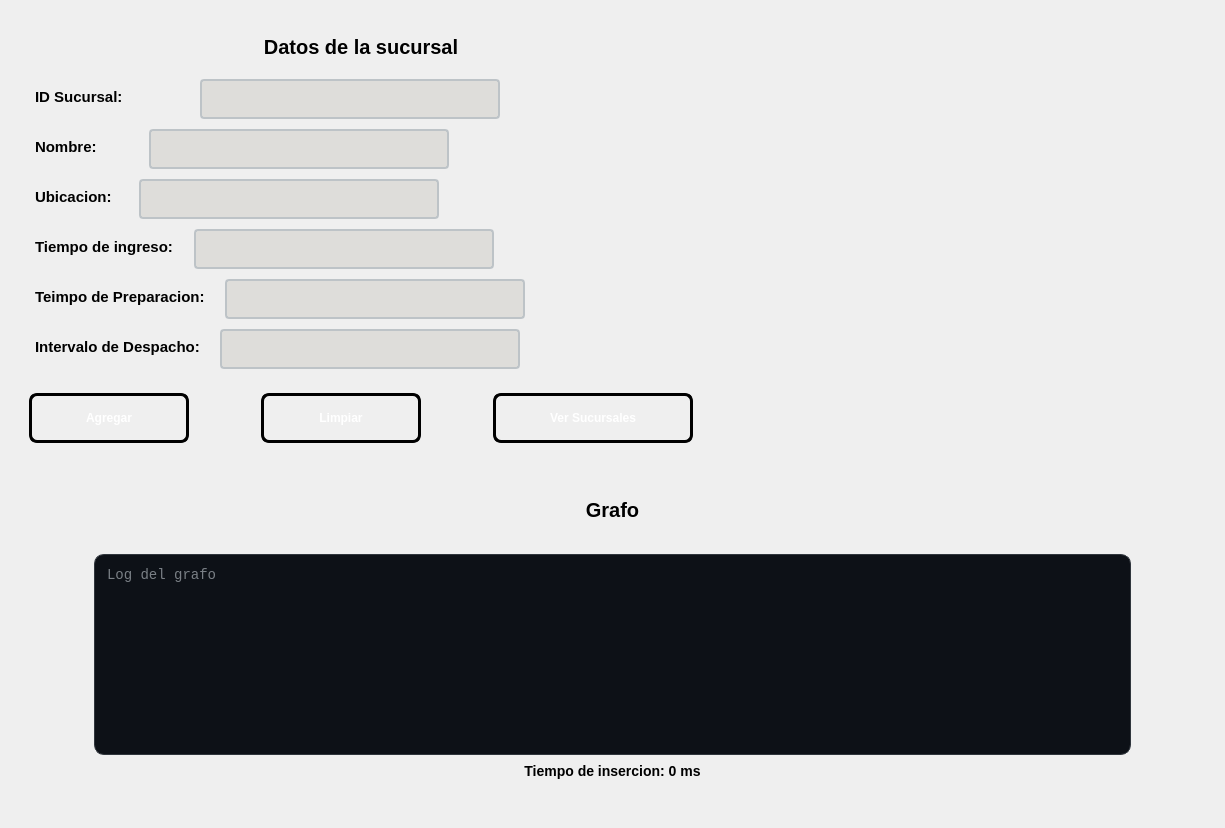
This is ui/inicio/pantallaagregarsucursal.ui in pablo-mald03/Proyecto-No2-EDD as Qt 5 draws it before an edit. The edited form follows.
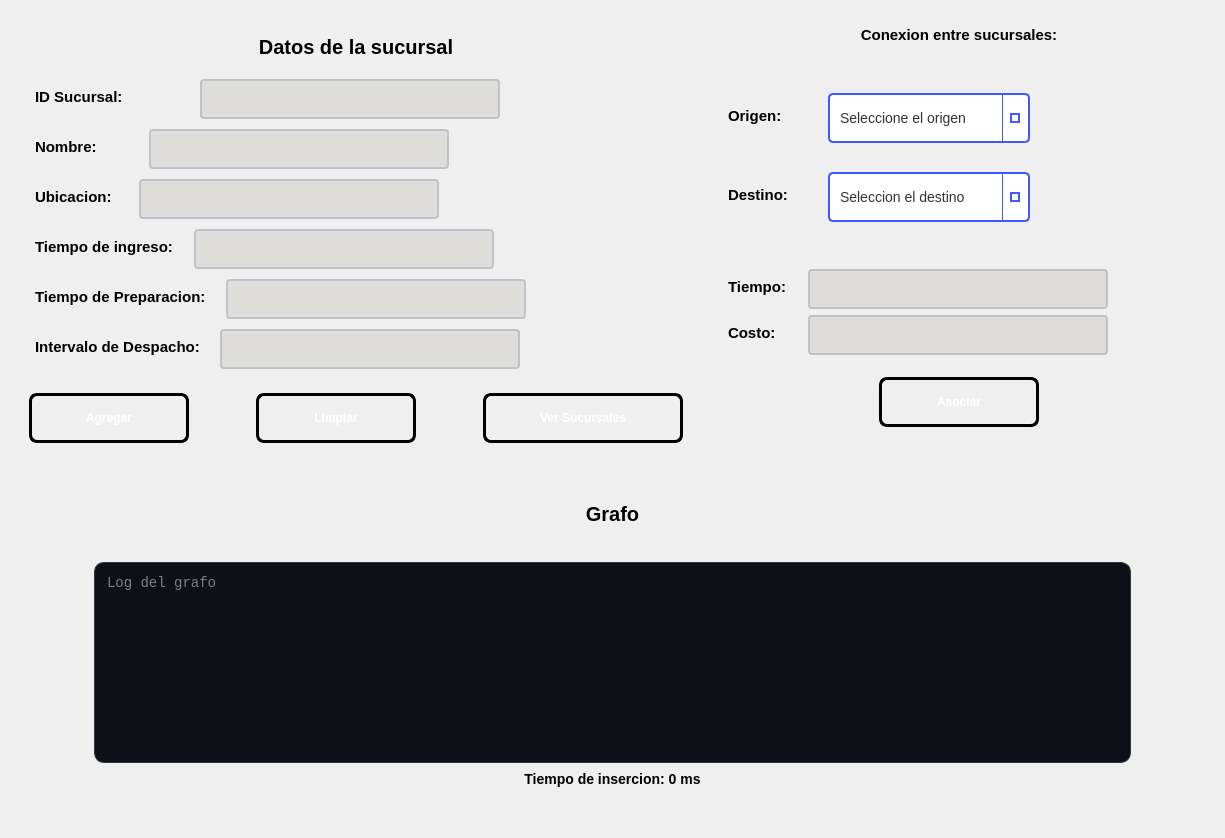
This is the edited form.

Commit message: Se ha integrado la comunicacion para asociar una conexion

The edit to the form file:
```diff
--- a/ui/inicio/pantallaagregarsucursal.ui
+++ b/ui/inicio/pantallaagregarsucursal.ui
@@ -7,7 +7,7 @@
     <x>0</x>
     <y>0</y>
     <width>1225</width>
-    <height>810</height>
+    <height>838</height>
    </rect>
   </property>
   <property name="windowTitle">
@@ -432,7 +432,7 @@
 </string>
                </property>
                <property name="text">
-                <string>Teimpo de Preparacion: </string>
+                <string>Tiempo de Preparacion: </string>
                </property>
                <property name="alignment">
                 <set>Qt::AlignmentFlag::AlignLeading|Qt::AlignmentFlag::AlignLeft|Qt::AlignmentFlag::AlignVCenter</set>
@@ -750,7 +750,517 @@
          <height>0</height>
         </size>
        </property>
-       <layout class="QVBoxLayout" name="verticalLayout_3"/>
+       <layout class="QVBoxLayout" name="verticalLayout_3">
+        <item>
+         <widget class="QLabel" name="labelSucursales">
+          <property name="maximumSize">
+           <size>
+            <width>16777215</width>
+            <height>35</height>
+           </size>
+          </property>
+          <property name="styleSheet">
+           <string notr="true">QLabel#labelSucursales {        
+ 
+    color: qlineargradient(x1:0, y1:0, x2:1, y2:1, 
+	stop:0 rgb(0, 0, 0), 
+	stop:1 rgb(77, 5, 57));
+
+  	 font-size: 15px;
+    font-weight: bold;
+    font-family: &quot;Segoe UI&quot;, Arial;
+    
+    background: transparent;
+    padding: 2px;
+    margin-bottom: 5px;
+}
+
+</string>
+          </property>
+          <property name="text">
+           <string>Conexion entre sucursales:</string>
+          </property>
+          <property name="alignment">
+           <set>Qt::AlignmentFlag::AlignCenter</set>
+          </property>
+         </widget>
+        </item>
+        <item>
+         <widget class="QWidget" name="widget_2" native="true">
+          <layout class="QVBoxLayout" name="verticalLayout_4">
+           <item>
+            <layout class="QHBoxLayout" name="horizontalLayout_6">
+             <item>
+              <widget class="QLabel" name="labelOrigen">
+               <property name="minimumSize">
+                <size>
+                 <width>100</width>
+                 <height>40</height>
+                </size>
+               </property>
+               <property name="styleSheet">
+                <string notr="true">QLabel#labelOrigen {        
+ 
+    color: qlineargradient(x1:0, y1:0, x2:1, y2:1, 
+	stop:0 rgb(0, 0, 0), 
+	stop:1 rgb(8, 2, 48));
+
+  	 font-size: 15px;
+    font-weight: bold;
+    font-family: &quot;Segoe UI&quot;, Arial;
+    
+    background: transparent;
+    padding: 2px;
+    margin-bottom: 5px;
+}
+
+</string>
+               </property>
+               <property name="text">
+                <string>Origen:</string>
+               </property>
+               <property name="alignment">
+                <set>Qt::AlignmentFlag::AlignLeading|Qt::AlignmentFlag::AlignLeft|Qt::AlignmentFlag::AlignVCenter</set>
+               </property>
+              </widget>
+             </item>
+             <item>
+              <widget class="QComboBox" name="comboOrigen">
+               <property name="minimumSize">
+                <size>
+                 <width>290</width>
+                 <height>50</height>
+                </size>
+               </property>
+               <property name="styleSheet">
+                <string notr="true">
+QComboBox {
+    border: 2px solid #3d5afe;
+    border-radius: 5px;
+    padding: 5px 10px;
+    background-color: #ffffff;
+    color: #333333;
+    font-size: 14px;
+    min-width: 150px;
+}
+
+QComboBox::drop-down {
+    subcontrol-origin: padding;
+    subcontrol-position: top right;
+    width: 25px;
+    border-left: 1px solid #3d5afe; 
+}
+
+QComboBox::down-arrow {
+    border: 2px solid #3d5afe;
+    width: 6px;
+    height: 6px;
+    background: transparent;
+}
+
+QComboBox QAbstractItemView {
+    border: 2px solid #3d5afe;
+    background-color: #ffffff;
+    selection-background-color: #3d5afe; 
+    selection-color: #ffffff;            
+    outline: 0px;                       
+}
+
+QComboBox QAbstractItemView::item {
+    min-height: 35px;
+    padding-left: 10px;
+    background-color: #ffffff;
+    color: #333333;
+}
+
+QComboBox QAbstractItemView::item:selected {
+    background-color: #3d5afe;
+    color: #ffffff;
+}</string>
+               </property>
+               <property name="placeholderText">
+                <string>Seleccione el origen</string>
+               </property>
+              </widget>
+             </item>
+             <item>
+              <spacer name="horizontalSpacer_8">
+               <property name="orientation">
+                <enum>Qt::Orientation::Horizontal</enum>
+               </property>
+               <property name="sizeHint" stdset="0">
+                <size>
+                 <width>40</width>
+                 <height>20</height>
+                </size>
+               </property>
+              </spacer>
+             </item>
+            </layout>
+           </item>
+           <item>
+            <layout class="QHBoxLayout" name="horizontalLayout_9">
+             <item>
+              <widget class="QLabel" name="labelDestino">
+               <property name="minimumSize">
+                <size>
+                 <width>100</width>
+                 <height>40</height>
+                </size>
+               </property>
+               <property name="styleSheet">
+                <string notr="true">QLabel#labelDestino {        
+ 
+    color: qlineargradient(x1:0, y1:0, x2:1, y2:1, 
+	stop:0 rgb(0, 0, 0), 
+	stop:1 rgb(8, 2, 48));
+
+  	 font-size: 15px;
+    font-weight: bold;
+    font-family: &quot;Segoe UI&quot;, Arial;
+    
+    background: transparent;
+    padding: 2px;
+    margin-bottom: 5px;
+}
+
+</string>
+               </property>
+               <property name="text">
+                <string>Destino:</string>
+               </property>
+               <property name="alignment">
+                <set>Qt::AlignmentFlag::AlignLeading|Qt::AlignmentFlag::AlignLeft|Qt::AlignmentFlag::AlignVCenter</set>
+               </property>
+              </widget>
+             </item>
+             <item>
+              <widget class="QComboBox" name="comboDestino">
+               <property name="minimumSize">
+                <size>
+                 <width>290</width>
+                 <height>50</height>
+                </size>
+               </property>
+               <property name="styleSheet">
+                <string notr="true">
+QComboBox {
+    border: 2px solid #3d5afe;
+    border-radius: 5px;
+    padding: 5px 10px;
+    background-color: #ffffff;
+    color: #333333;
+    font-size: 14px;
+    min-width: 150px;
+}
+
+QComboBox::drop-down {
+    subcontrol-origin: padding;
+    subcontrol-position: top right;
+    width: 25px;
+    border-left: 1px solid #3d5afe; 
+}
+
+QComboBox::down-arrow {
+    border: 2px solid #3d5afe;
+    width: 6px;
+    height: 6px;
+    background: transparent;
+}
+
+QComboBox QAbstractItemView {
+    border: 2px solid #3d5afe;
+    background-color: #ffffff;
+    selection-background-color: #3d5afe; 
+    selection-color: #ffffff;            
+    outline: 0px;                       
+}
+
+QComboBox QAbstractItemView::item {
+    min-height: 35px;
+    padding-left: 10px;
+    background-color: #ffffff;
+    color: #333333;
+}
+
+QComboBox QAbstractItemView::item:selected {
+    background-color: #3d5afe;
+    color: #ffffff;
+}</string>
+               </property>
+               <property name="placeholderText">
+                <string>Seleccion el destino</string>
+               </property>
+              </widget>
+             </item>
+             <item>
+              <spacer name="horizontalSpacer_7">
+               <property name="orientation">
+                <enum>Qt::Orientation::Horizontal</enum>
+               </property>
+               <property name="sizeHint" stdset="0">
+                <size>
+                 <width>40</width>
+                 <height>20</height>
+                </size>
+               </property>
+              </spacer>
+             </item>
+            </layout>
+           </item>
+          </layout>
+         </widget>
+        </item>
+        <item>
+         <widget class="QWidget" name="widget_5" native="true">
+          <layout class="QVBoxLayout" name="verticalLayout_6">
+           <item>
+            <layout class="QHBoxLayout" name="horizontalLayout_13">
+             <item>
+              <widget class="QLabel" name="labelTiempoTraspaso">
+               <property name="minimumSize">
+                <size>
+                 <width>80</width>
+                 <height>40</height>
+                </size>
+               </property>
+               <property name="styleSheet">
+                <string notr="true">QLabel#labelTiempoTraspaso {        
+ 
+    color: qlineargradient(x1:0, y1:0, x2:1, y2:1, 
+	stop:0 rgb(0, 0, 0), 
+	stop:1 rgb(8, 2, 48));
+
+  	 font-size: 15px;
+    font-weight: bold;
+    font-family: &quot;Segoe UI&quot;, Arial;
+    
+    background: transparent;
+    padding: 2px;
+    margin-bottom: 5px;
+}
+
+</string>
+               </property>
+               <property name="text">
+                <string>Tiempo:</string>
+               </property>
+               <property name="alignment">
+                <set>Qt::AlignmentFlag::AlignLeading|Qt::AlignmentFlag::AlignLeft|Qt::AlignmentFlag::AlignVCenter</set>
+               </property>
+              </widget>
+             </item>
+             <item>
+              <widget class="QLineEdit" name="textTraspaso">
+               <property name="minimumSize">
+                <size>
+                 <width>300</width>
+                 <height>40</height>
+                </size>
+               </property>
+               <property name="styleSheet">
+                <string notr="true">QLineEdit#textTraspaso {
+    border: 2px solid #bdc3c7;
+    border-radius: 4px;
+    padding: 5px 10px;
+    background-color: rgb(222, 221, 218);
+	font-size: 15px;
+    color: black;
+    selection-background-color: #3498db;
+}
+
+QLineEdit#textTraspaso:focus {
+    border: 2px solid #3498db;
+    background-color: #ffffff;
+}
+
+QLineEdit#textTraspaso:disabled {
+    background-color: rgba(0, 0, 0, 50);
+    color: rgba(255, 255, 255, 60);      
+    border: 1px dashed rgba(255, 255, 255, 30); 
+}</string>
+               </property>
+              </widget>
+             </item>
+             <item>
+              <spacer name="horizontalSpacer_9">
+               <property name="orientation">
+                <enum>Qt::Orientation::Horizontal</enum>
+               </property>
+               <property name="sizeHint" stdset="0">
+                <size>
+                 <width>40</width>
+                 <height>20</height>
+                </size>
+               </property>
+              </spacer>
+             </item>
+            </layout>
+           </item>
+           <item>
+            <layout class="QHBoxLayout" name="horizontalLayout_14">
+             <item>
+              <widget class="QLabel" name="labelCostoTraspaso">
+               <property name="minimumSize">
+                <size>
+                 <width>80</width>
+                 <height>40</height>
+                </size>
+               </property>
+               <property name="styleSheet">
+                <string notr="true">QLabel#labelCostoTraspaso {        
+ 
+    color: qlineargradient(x1:0, y1:0, x2:1, y2:1, 
+	stop:0 rgb(0, 0, 0), 
+	stop:1 rgb(8, 2, 48));
+
+  	 font-size: 15px;
+    font-weight: bold;
+    font-family: &quot;Segoe UI&quot;, Arial;
+    
+    background: transparent;
+    padding: 2px;
+    margin-bottom: 5px;
+}
+
+</string>
+               </property>
+               <property name="text">
+                <string>Costo:</string>
+               </property>
+               <property name="alignment">
+                <set>Qt::AlignmentFlag::AlignLeading|Qt::AlignmentFlag::AlignLeft|Qt::AlignmentFlag::AlignVCenter</set>
+               </property>
+              </widget>
+             </item>
+             <item>
+              <widget class="QLineEdit" name="textCostoTraspaso">
+               <property name="minimumSize">
+                <size>
+                 <width>300</width>
+                 <height>40</height>
+                </size>
+               </property>
+               <property name="styleSheet">
+                <string notr="true">QLineEdit#textCostoTraspaso {
+    border: 2px solid #bdc3c7;
+    border-radius: 4px;
+    padding: 5px 10px;
+    background-color: rgb(222, 221, 218);
+	font-size: 15px;
+    color: black;
+    selection-background-color: #3498db;
+}
+
+QLineEdit#textCostoTraspaso:focus {
+    border: 2px solid #3498db;
+    background-color: #ffffff;
+}
+
+QLineEdit#textCostoTraspaso:disabled {
+    background-color: rgba(0, 0, 0, 50);
+    color: rgba(255, 255, 255, 60);      
+    border: 1px dashed rgba(255, 255, 255, 30); 
+}</string>
+               </property>
+              </widget>
+             </item>
+             <item>
+              <spacer name="horizontalSpacer_10">
+               <property name="orientation">
+                <enum>Qt::Orientation::Horizontal</enum>
+               </property>
+               <property name="sizeHint" stdset="0">
+                <size>
+                 <width>40</width>
+                 <height>20</height>
+                </size>
+               </property>
+              </spacer>
+             </item>
+            </layout>
+           </item>
+           <item>
+            <widget class="QWidget" name="widget_7" native="true">
+             <layout class="QHBoxLayout" name="horizontalLayout_11">
+              <item>
+               <spacer name="horizontalSpacer_11">
+                <property name="orientation">
+                 <enum>Qt::Orientation::Horizontal</enum>
+                </property>
+                <property name="sizeHint" stdset="0">
+                 <size>
+                  <width>40</width>
+                  <height>20</height>
+                 </size>
+                </property>
+               </spacer>
+              </item>
+              <item>
+               <widget class="QPushButton" name="btnAsociar">
+                <property name="minimumSize">
+                 <size>
+                  <width>160</width>
+                  <height>50</height>
+                 </size>
+                </property>
+                <property name="styleSheet">
+                 <string notr="true">QPushButton#btnAsociar {
+    background-color: qlineargradient(spread:pad, x1:0, y1:0, x2:1, y2:1, 
+                        stop:0 rgb(198, 70, 0), 
+                        stop:1 rgb(192, 97, 203));
+    
+    border: 3px solid black;
+    border-radius: 8px;
+    
+    color: white;
+    font-family: &quot;Arial Black&quot;, Gadget, sans-serif;
+    font-size: 12px;
+    font-weight: bold;
+    text-transform: uppercase;
+    
+    padding: 10px 25px;
+}
+
+QPushButton#btnAsociar:hover {
+    background-color: qlineargradient(spread:pad, x1:0, y1:0, x2:1, y2:1, 
+                        stop:0 rgba(41, 128, 185, 255), 
+                        stop:1 rgba(142, 68, 173, 255));
+    border-color: #f1c40f;
+}
+
+
+QPushButton#btnAsociar:pressed {
+    background-color: #2c3e50;
+    padding-top: 12px;
+    padding-left: 27px;
+}</string>
+                </property>
+                <property name="text">
+                 <string>Asociar</string>
+                </property>
+               </widget>
+              </item>
+              <item>
+               <spacer name="horizontalSpacer_12">
+                <property name="orientation">
+                 <enum>Qt::Orientation::Horizontal</enum>
+                </property>
+                <property name="sizeHint" stdset="0">
+                 <size>
+                  <width>40</width>
+                  <height>20</height>
+                 </size>
+                </property>
+               </spacer>
+              </item>
+             </layout>
+            </widget>
+           </item>
+          </layout>
+         </widget>
+        </item>
+       </layout>
       </widget>
      </item>
     </layout>
```
The commit also changes 7 other files.
